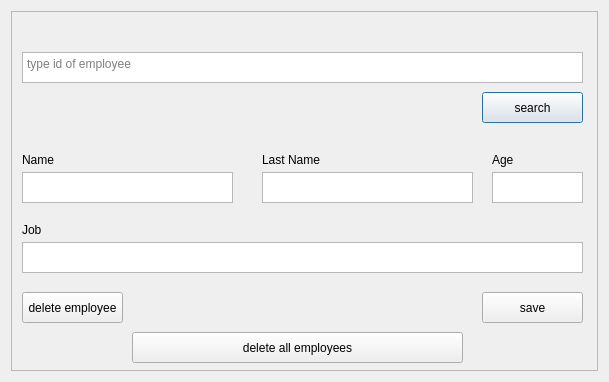
First picture: the form in changing_employee.ui, repository Daaizo/management-tool, before the edit.
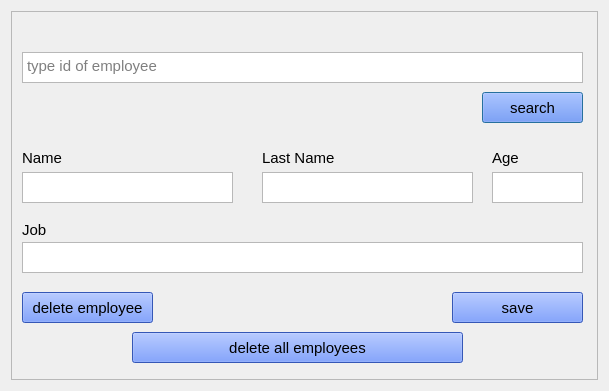
Second picture: the form after the edit. Icons and pictures are not drawn.

The edit to the form file:
```diff
--- a/changing_employee.ui
+++ b/changing_employee.ui
@@ -7,7 +7,7 @@
     <x>0</x>
     <y>0</y>
     <width>609</width>
-    <height>382</height>
+    <height>391</height>
    </rect>
   </property>
   <property name="windowTitle">
@@ -29,9 +29,23 @@
         <x>0</x>
         <y>0</y>
         <width>589</width>
-        <height>362</height>
+        <height>371</height>
        </rect>
       </property>
+      <property name="styleSheet">
+       <string notr="true">QPushButton
+{
+   background-color:rgb(74, 122, 255);
+}
+
+QPushButton:hover {
+    background-color:rgb(139, 166, 255);
+}
+QWidget
+{
+	font-size:15px;
+}</string>
+      </property>
       <widget class="QPushButton" name="search_button">
        <property name="geometry">
         <rect>
@@ -48,9 +62,9 @@
       <widget class="QPushButton" name="save_button">
        <property name="geometry">
         <rect>
-         <x>470</x>
+         <x>440</x>
          <y>280</y>
-         <width>101</width>
+         <width>131</width>
          <height>31</height>
         </rect>
        </property>
@@ -142,9 +156,9 @@
        <property name="geometry">
         <rect>
          <x>10</x>
-         <y>140</y>
+         <y>135</y>
          <width>61</width>
-         <height>16</height>
+         <height>21</height>
         </rect>
        </property>
        <property name="text">
@@ -155,9 +169,9 @@
        <property name="geometry">
         <rect>
          <x>250</x>
-         <y>140</y>
-         <width>61</width>
-         <height>16</height>
+         <y>135</y>
+         <width>121</width>
+         <height>21</height>
         </rect>
        </property>
        <property name="text">
@@ -168,9 +182,9 @@
        <property name="geometry">
         <rect>
          <x>480</x>
-         <y>140</y>
-         <width>61</width>
-         <height>16</height>
+         <y>135</y>
+         <width>81</width>
+         <height>21</height>
         </rect>
        </property>
        <property name="text">
@@ -195,7 +209,7 @@
         <rect>
          <x>10</x>
          <y>280</y>
-         <width>101</width>
+         <width>131</width>
          <height>31</height>
         </rect>
        </property>
```
